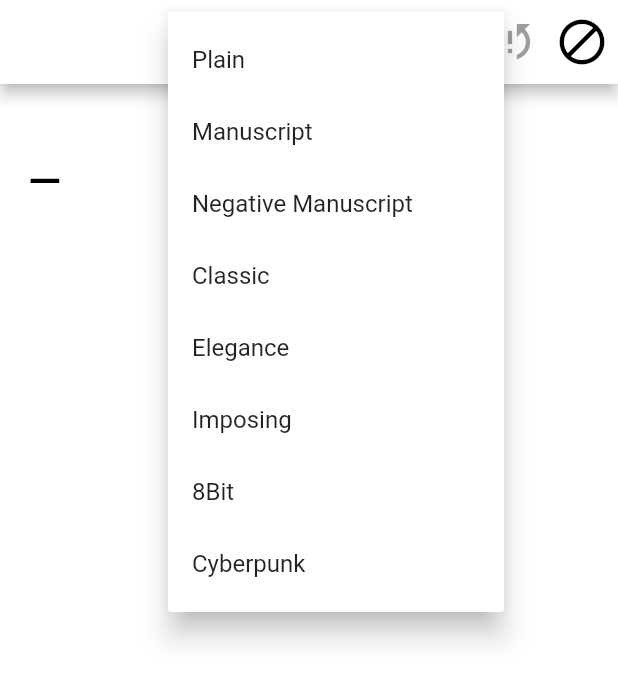
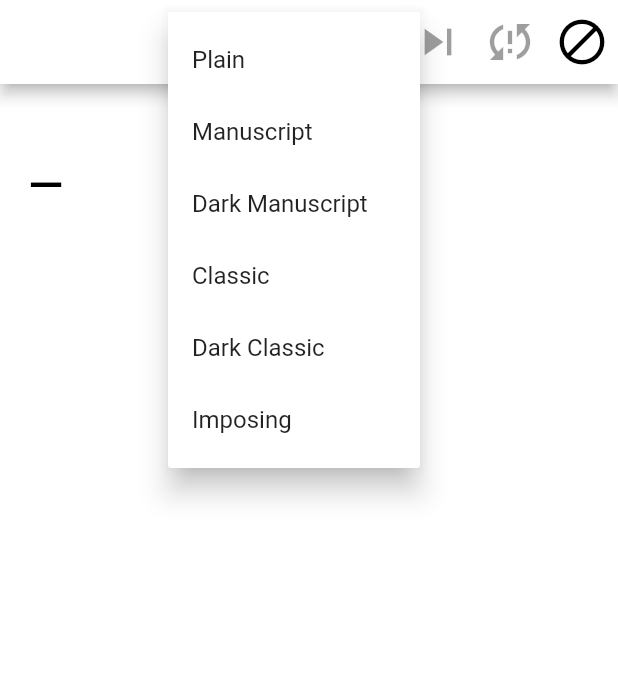
Before and after one commit to joatca/mpd-display, a Flutter app: the screen it shows after launch, after a tap on the "text format" icon, on a phone screen of 412 x 824 dp. Shown: the top 683 px of the screen. Run offline on Flutter 3.47's test engine with Material 2 defaults, Android fonts, the phone set to English and light mode, and no system bars.

Commit message:
remove some fonts that are unreadable at a distance

```diff
--- a/lib/main_page.dart
+++ b/lib/main_page.dart
@@ -76,8 +76,8 @@ class InfoTheme {
 }
 
 class _MainPageState extends State<MainPage> {
-  static const double _titleSize = 72;
-  static const double _infoSize = 56;
+  static const double _titleSize = 76;
+  static const double _infoSize = 60;
 
   static var themes = {
     "Plain": InfoTheme(
@@ -92,11 +92,11 @@ class _MainPageState extends State<MainPage> {
       titleColor: Colors.black,
       infoColor: Colors.black,
     ),
-    "Negative Manuscript": InfoTheme(
+    "Dark Manuscript": InfoTheme(
       font: "Baskerville",
       bgColor: Colors.black,
       titleColor: Colors.white,
-      infoColor: Colors.white70,
+      infoColor: Colors.white,
       infoIconColor: Colors.white,
     ),
     "Classic": InfoTheme(
@@ -105,30 +105,17 @@ class _MainPageState extends State<MainPage> {
       titleColor: Colors.black,
       infoColor: Colors.black,
     ),
-    "Elegance": InfoTheme(
-      font: "Parisienne",
-      bgColor: Colors.white,
-      titleColor: Colors.black,
-      infoColor: Colors.black,
+    "Dark Classic": InfoTheme(
+      font: "Cardo",
+      bgColor: Colors.black,
+      titleColor: Colors.white,
+      infoColor: Colors.white,
     ),
     "Imposing": InfoTheme(
       font: "Playfair",
       bgColor: Colors.black,
       titleColor: Colors.white,
-      infoColor: Colors.white70,
-    ),
-    "8Bit": InfoTheme(
-      font: "PressStart",
-      bgColor: Colors.black,
-      titleColor: Colors.white,
-      infoColor: Colors.red,
-    ),
-    "Cyberpunk": InfoTheme(
-      font: "Swerve",
-      bgColor: Colors.black,
-      titleColor: Colors.pink,
-      infoColor: Colors.blue,
-      infoIconColor: Colors.green,
+      infoColor: Colors.white,
     ),
   };
 
```
Also changed, not shown: pubspec.yaml (+0 -9 lines), fonts/Parisienne-Regular.ttf (deleted), fonts/PressStart2P-Regular.ttf (deleted), fonts/Swerve.ttf (deleted).
